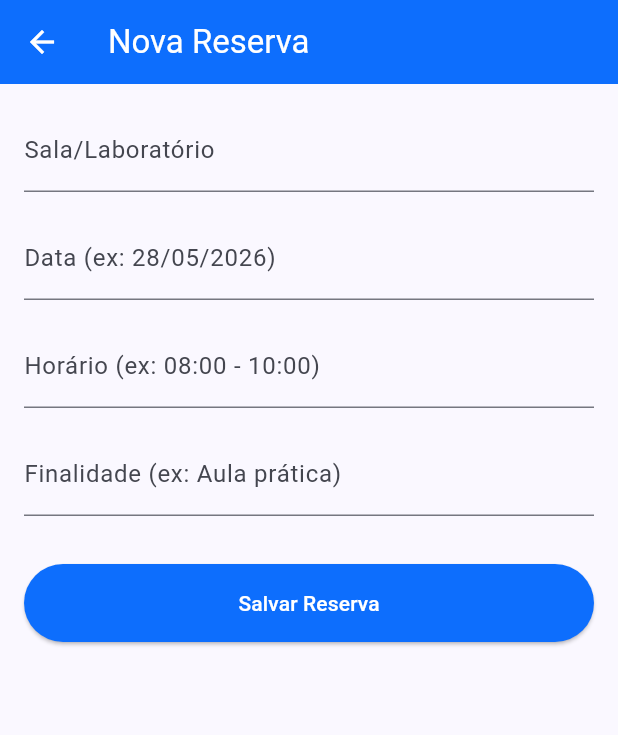
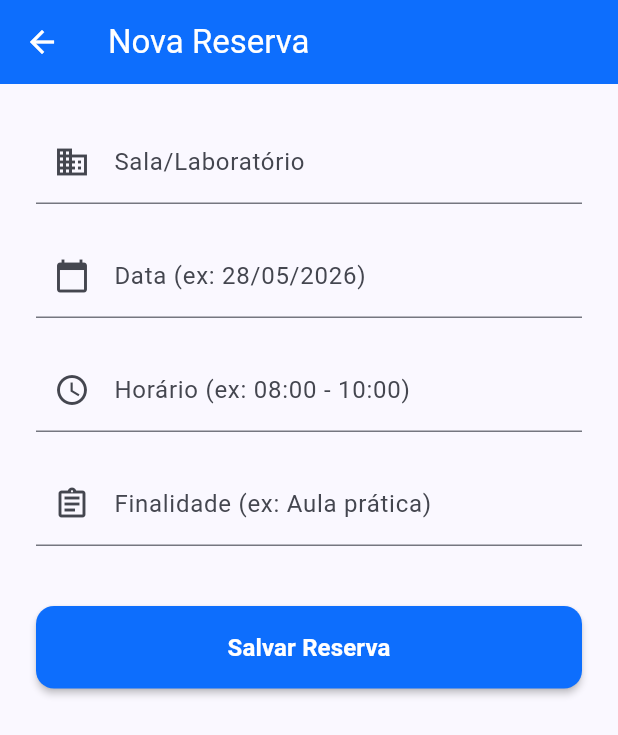
Before and after one commit to NauakXs/unispaces-flutter-, a Flutter app: the HomePage screen opened directly, after a tap on the "add" icon, on a phone screen of 412 x 824 dp. Shown: the top 735 px of the screen. Run offline on Flutter 3.47's test engine with Material 3 defaults, Android fonts, the phone set to English and light mode, and no system bars; our stand-ins replace cloud_firestore, firebase_auth, firebase_core; accounts and stored records are empty.

Commit message:
style: refinamento visual dos cards e formulario

```diff
--- a/lib/reserva_form_page.dart
+++ b/lib/reserva_form_page.dart
@@ -3,7 +3,6 @@ import 'package:cloud_firestore/cloud_firestore.dart';
 import 'package:firebase_auth/firebase_auth.dart';
 
 class ReservaFormPage extends StatefulWidget {
-  // Variáveis para receber os dados quando for modo de edição
   final String? reservaId;
   final Map<String, dynamic>? dadosAtuais;
 
@@ -24,7 +23,6 @@ class _ReservaFormPageState extends State<ReservaFormPage> {
   @override
   void initState() {
     super.initState();
-    // Se recebemos dados (modo edição), preenchemos os campos automaticamente
     if (widget.dadosAtuais != null) {
       _salaController.text = widget.dadosAtuais!['sala'] ?? '';
       _dataController.text = widget.dadosAtuais!['data'] ?? '';
@@ -46,7 +44,6 @@ class _ReservaFormPageState extends State<ReservaFormPage> {
             .doc(user.uid)
             .collection('reservas');
 
-        // Prepara o pacote de dados (não atualizamos o status nem a data de criação na edição)
         final Map<String, dynamic> dadosParaSalvar = {
           'sala': _salaController.text,
           'data': _dataController.text,
@@ -55,12 +52,10 @@ class _ReservaFormPageState extends State<ReservaFormPage> {
         };
 
         if (widget.reservaId == null) {
-          // MODO CADASTRO: Adiciona as chaves exclusivas de criação
           dadosParaSalvar['status'] = 'Confirmada';
           dadosParaSalvar['criadoEm'] = FieldValue.serverTimestamp();
           await reservasRef.add(dadosParaSalvar);
         } else {
-          // MODO EDIÇÃO: Atualiza apenas os dados no documento existente
           await reservasRef.doc(widget.reservaId).update(dadosParaSalvar);
         }
 
@@ -71,6 +66,7 @@ class _ReservaFormPageState extends State<ReservaFormPage> {
                   ? 'Reserva salva com sucesso!'
                   : 'Reserva atualizada com sucesso!'),
               backgroundColor: Colors.green,
+              behavior: SnackBarBehavior.floating,
             ),
           );
           Navigator.pop(context);
@@ -81,6 +77,7 @@ class _ReservaFormPageState extends State<ReservaFormPage> {
             SnackBar(
               content: Text('Erro ao salvar: $e'),
               backgroundColor: Colors.red,
+              behavior: SnackBarBehavior.floating,
             ),
           );
         }
@@ -90,7 +87,6 @@ class _ReservaFormPageState extends State<ReservaFormPage> {
 
   @override
   Widget build(BuildContext context) {
-    // Muda o título dinamicamente com base na ação
     final tituloTela = widget.reservaId == null ? 'Nova Reserva' : 'Editar Reserva';
 
     return Scaffold(
@@ -98,43 +94,57 @@ class _ReservaFormPageState extends State<ReservaFormPage> {
         title: Text(tituloTela),
         backgroundColor: const Color(0xFF0D6EFD),
         foregroundColor: Colors.white,
+        elevation: 0,
       ),
       body: Padding(
-        padding: const EdgeInsets.all(16.0),
+        padding: const EdgeInsets.all(24.0),
         child: Form(
           key: _formKey,
           child: ListView(
             children: [
+              // NOVO VISUAL: Campos com ícones indicativos
               TextFormField(
                 controller: _salaController,
-                decoration: const InputDecoration(labelText: 'Sala/Laboratório'),
+                decoration: const InputDecoration(
+                  labelText: 'Sala/Laboratório',
+                  prefixIcon: Icon(Icons.business),
+                ),
                 validator: (value) {
                   if (value == null || value.isEmpty) return 'Informe a sala da reserva';
                   return null;
                 },
               ),
-              const SizedBox(height: 16),
+              const SizedBox(height: 20),
               TextFormField(
                 controller: _dataController,
-                decoration: const InputDecoration(labelText: 'Data (ex: 28/05/2026)'),
+                decoration: const InputDecoration(
+                  labelText: 'Data (ex: 28/05/2026)',
+                  prefixIcon: Icon(Icons.calendar_today),
+                ),
                 validator: (value) {
                   if (value == null || value.isEmpty) return 'Informe a data';
                   return null;
                 },
               ),
-              const SizedBox(height: 16),
+              const SizedBox(height: 20),
               TextFormField(
                 controller: _horarioController,
-                decoration: const InputDecoration(labelText: 'Horário (ex: 08:00 - 10:00)'),
+                decoration: const InputDecoration(
+                  labelText: 'Horário (ex: 08:00 - 10:00)',
+                  prefixIcon: Icon(Icons.access_time),
+                ),
                 validator: (value) {
                   if (value == null || value.isEmpty) return 'Informe o horário';
                   return null;
                 },
               ),
-              const SizedBox(height: 16),
+              const SizedBox(height: 20),
               TextFormField(
                 controller: _finalidadeController,
-                decoration: const InputDecoration(labelText: 'Finalidade (ex: Aula prática)'),
+                decoration: const InputDecoration(
+                  labelText: 'Finalidade (ex: Aula prática)',
+                  prefixIcon: Icon(Icons.assignment_outlined),
+                ),
                 validator: (value) {
                   if (value == null || value.isEmpty) {
                     return 'Informe o propósito da reserva';
@@ -144,15 +154,22 @@ class _ReservaFormPageState extends State<ReservaFormPage> {
                   return null;
                 },
               ),
-              const SizedBox(height: 32),
+              const SizedBox(height: 40),
               ElevatedButton(
                 onPressed: _salvarReserva,
                 style: ElevatedButton.styleFrom(
                   backgroundColor: const Color(0xFF0D6EFD),
                   foregroundColor: Colors.white,
                   padding: const EdgeInsets.symmetric(vertical: 16),
+                  shape: RoundedRectangleBorder(
+                    borderRadius: BorderRadius.circular(12),
+                  ),
+                  elevation: 2,
                 ),
-                child: Text(widget.reservaId == null ? 'Salvar Reserva' : 'Atualizar Reserva'),
+                child: Text(
+                  widget.reservaId == null ? 'Salvar Reserva' : 'Atualizar Reserva',
+                  style: const TextStyle(fontSize: 16, fontWeight: FontWeight.bold),
+                ),
               ),
             ],
           ),
--- a/lib/screens/home_page.dart
+++ b/lib/screens/home_page.dart
@@ -7,7 +7,6 @@ import '../reserva_form_page.dart';
 class HomePage extends StatelessWidget {
   const HomePage({super.key});
 
-  // Função de Logout
   void _sair(BuildContext context) async {
     await FirebaseAuth.instance.signOut();
     if (!context.mounted) return;
@@ -18,7 +17,6 @@ class HomePage extends StatelessWidget {
     );
   }
 
-  // Função para excluir a reserva com confirmação de segurança
   void _excluirReserva(BuildContext context, String reservaId) {
     showDialog(
       context: context,
@@ -32,7 +30,7 @@ class HomePage extends StatelessWidget {
           ),
           TextButton(
             onPressed: () async {
-              Navigator.pop(context); // Fecha o aviso
+              Navigator.pop(context);
 
               final user = FirebaseAuth.instance.currentUser;
               if (user != null) {
@@ -77,6 +75,7 @@ class HomePage extends StatelessWidget {
         title: const Text('UniSpaces - Painel'),
         backgroundColor: const Color(0xFF0D6EFD),
         foregroundColor: Colors.white,
+        elevation: 0,
         actions: [
           IconButton(
             icon: const Icon(Icons.exit_to_app),
@@ -92,12 +91,12 @@ class HomePage extends StatelessWidget {
           children: [
             Text(
               'Logado como: ${user?.email ?? "Email não encontrado"}',
-              style: const TextStyle(fontSize: 16, color: Colors.black54),
+              style: const TextStyle(fontSize: 14, color: Colors.black54),
             ),
-            const SizedBox(height: 16),
+            const SizedBox(height: 24),
             const Text(
               'Suas Reservas:',
-              style: TextStyle(fontSize: 20, fontWeight: FontWeight.bold),
+              style: TextStyle(fontSize: 22, fontWeight: FontWeight.bold),
             ),
             const SizedBox(height: 16),
             Expanded(
@@ -117,12 +116,20 @@ class HomePage extends StatelessWidget {
                     return const Center(child: Text('Erro ao carregar reservas.'));
                   }
 
+                  // NOVO VISUAL: Empty State Moderno
                   if (!snapshot.hasData || snapshot.data!.docs.isEmpty) {
-                    return const Center(
-                      child: Text(
-                        'Nenhuma reserva encontrada.\nToque no botão "+" para criar.',
+                    return Center(
+                      child: Column(
+                        mainAxisAlignment: MainAxisAlignment.center,
+                        children: [
+                          Icon(Icons.event_busy, size: 80, color: Colors.grey.shade300),
+                          const SizedBox(height: 16),
+                          Text(
+                            'Nenhuma reserva encontrada.\nToque no botão "+" abaixo para criar.',
                             textAlign: TextAlign.center,
-                        style: TextStyle(fontSize: 16, fontStyle: FontStyle.italic),
+                            style: TextStyle(fontSize: 16, color: Colors.grey.shade600),
+                          ),
+                        ],
                       ),
                     );
                   }
@@ -142,26 +149,36 @@ class HomePage extends StatelessWidget {
 
                       final corStatus = status == 'Confirmada' ? Colors.green : Colors.orange;
 
+                      // NOVO VISUAL: Cartões flutuantes com bordas arredondadas
                       return Card(
-                        elevation: 2,
-                        margin: const EdgeInsets.only(bottom: 12),
+                        elevation: 3,
+                        shadowColor: Colors.black26,
+                        shape: RoundedRectangleBorder(
+                          borderRadius: BorderRadius.circular(16),
+                        ),
+                        margin: const EdgeInsets.only(bottom: 16),
+                        child: Padding(
+                          padding: const EdgeInsets.symmetric(vertical: 8.0),
                           child: ListTile(
                             leading: CircleAvatar(
-                            backgroundColor: corStatus.withValues(alpha: 0.2),
+                              radius: 24,
+                              backgroundColor: corStatus.withValues(alpha: 0.15),
                               child: Icon(Icons.meeting_room, color: corStatus),
                             ),
                             title: Text(
                               sala,
-                            style: const TextStyle(fontWeight: FontWeight.bold),
+                              style: const TextStyle(fontWeight: FontWeight.bold, fontSize: 16),
                             ),
-                          subtitle: Text('$dataReserva • $horario\nStatus: $status'),
+                            subtitle: Padding(
+                              padding: const EdgeInsets.only(top: 4.0),
+                              child: Text('$dataReserva • $horario\nStatus: $status'),
+                            ),
                             isThreeLine: true,
                             trailing: Row(
                               mainAxisSize: MainAxisSize.min,
                               children: [
-                              // NOVA AÇÃO DE EDITAR
                                 IconButton(
-                                icon: const Icon(Icons.edit, color: Colors.blue),
+                                  icon: const Icon(Icons.edit_outlined, color: Colors.blue),
                                   onPressed: () {
                                     Navigator.push(
                                       context,
@@ -174,14 +191,14 @@ class HomePage extends StatelessWidget {
                                     );
                                   },
                                 ),
-                              // AÇÃO DE DELETAR
                                 IconButton(
-                                icon: const Icon(Icons.delete, color: Colors.red),
+                                  icon: const Icon(Icons.delete_outline, color: Colors.red),
                                   onPressed: () {
                                     _excluirReserva(context, reserva.id);
                                   },
                                 ),
                               ],
+                            ),
                           ),
                         ),
                       );
@@ -202,7 +219,8 @@ class HomePage extends StatelessWidget {
         },
         backgroundColor: const Color(0xFF0D6EFD),
         foregroundColor: Colors.white,
-        child: const Icon(Icons.add),
+        elevation: 4,
+        child: const Icon(Icons.add, size: 28),
       ),
     );
   }
```
Lines whose indentation alone changed are shown as unchanged.
